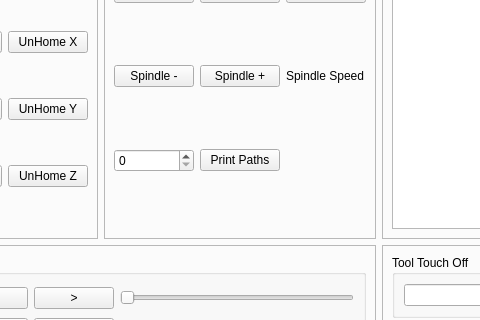
Old version of the form examples/touch/touch_1.ui in the repository jethornton/flexgui; both pictures show x 108 to 588 and y 361 to 681 of the 1000 by 800 pixel window.
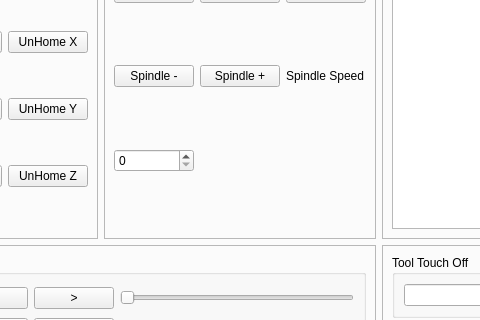
New version of the form. The open tabs and pages were chosen to show the change.

```diff
--- a/examples/touch/touch_1.ui
+++ b/examples/touch/touch_1.ui
@@ -225,13 +225,6 @@
              </property>
             </widget>
            </item>
-           <item row="2" column="2">
-            <widget class="QPushButton" name="print_paths_pb">
-             <property name="text">
-              <string>Print Paths</string>
-             </property>
-            </widget>
-           </item>
           </layout>
          </widget>
         </item>
```
Left out of the diff: 2 changed lines with no effect on the pictures.
